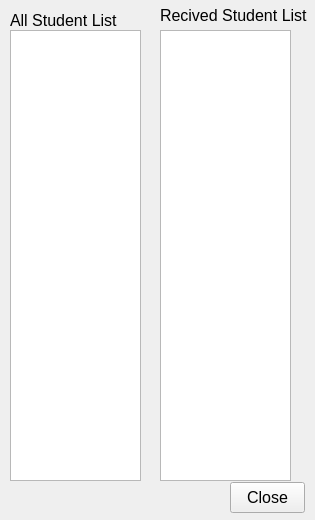
Before: the Qt Designer form downloadmanage.ui in dkithmal/BinduProjectTeacher, drawn with Qt 5.
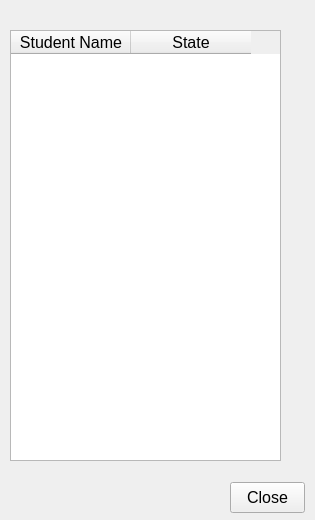
After: the same form once the commit is applied.

The edit to the form file:
```diff
--- a/downloadmanage.ui
+++ b/downloadmanage.ui
@@ -18,37 +18,7 @@
   <property name="windowTitle">
    <string>Form</string>
   </property>
-  <widget class="QListWidget" name="lWAllStudenList">
-   <property name="geometry">
-    <rect>
-     <x>10</x>
-     <y>30</y>
-     <width>131</width>
-     <height>451</height>
-    </rect>
-   </property>
-   <property name="font">
-    <font>
-     <pointsize>12</pointsize>
-    </font>
-   </property>
-  </widget>
-  <widget class="QListWidget" name="lWRecivedStudentList">
-   <property name="geometry">
-    <rect>
-     <x>160</x>
-     <y>30</y>
-     <width>131</width>
-     <height>451</height>
-    </rect>
-   </property>
-   <property name="font">
-    <font>
-     <pointsize>12</pointsize>
-    </font>
-   </property>
-  </widget>
-  <widget class="QPushButton" name="pushButton">
+  <widget class="QPushButton" name="pBDownloadClose">
    <property name="geometry">
     <rect>
      <x>230</x>
@@ -61,31 +31,36 @@
     <string>Close</string>
    </property>
   </widget>
-  <widget class="QLabel" name="label">
+  <widget class="QTableWidget" name="tWDownlodingtate">
    <property name="geometry">
     <rect>
      <x>10</x>
-     <y>10</y>
-     <width>111</width>
-     <height>21</height>
+     <y>30</y>
+     <width>271</width>
+     <height>431</height>
     </rect>
    </property>
-   <property name="text">
-    <string>All Student List</string>
+   <property name="font">
+    <font>
+     <pointsize>12</pointsize>
+    </font>
    </property>
-  </widget>
-  <widget class="QLabel" name="label_2">
-   <property name="geometry">
-    <rect>
-     <x>160</x>
-     <y>5</y>
-     <width>151</width>
-     <height>21</height>
-    </rect>
+   <property name="editTriggers">
+    <set>QAbstractItemView::NoEditTriggers</set>
    </property>
-   <property name="text">
-    <string>Recived Student List</string>
-   </property>
+   <attribute name="horizontalHeaderDefaultSectionSize">
+    <number>120</number>
+   </attribute>
+   <column>
+    <property name="text">
+     <string>Student Name</string>
+    </property>
+   </column>
+   <column>
+    <property name="text">
+     <string>State</string>
+    </property>
+   </column>
   </widget>
  </widget>
  <resources/>
```
Left out of the diff: 2 changed lines with no effect on the pictures.
